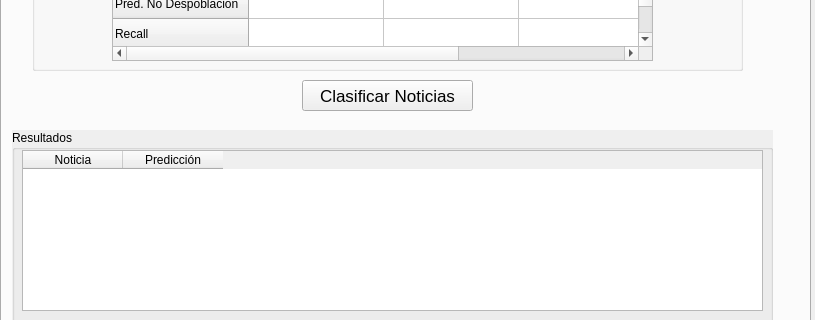
First picture: the form in Codigo/main.ui, repository pcastillot/PCI, before the edit; both pictures show x 0 to 815 and y 266 to 586 of the 815 by 700 pixel window.
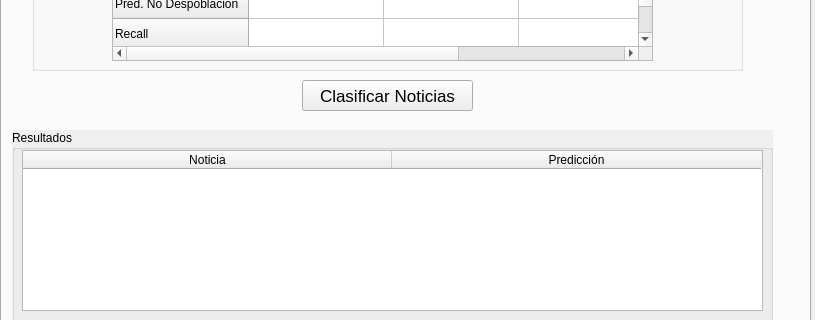
Second picture: the form after the edit. The open tabs and pages were chosen to show the change.

Diff of the .ui file:
```diff
--- a/Codigo/main.ui
+++ b/Codigo/main.ui
@@ -597,6 +597,9 @@
          <height>161</height>
         </rect>
        </property>
+       <attribute name="horizontalHeaderDefaultSectionSize">
+        <number>369</number>
+       </attribute>
        <column>
         <property name="text">
          <string>Noticia</string>
```
